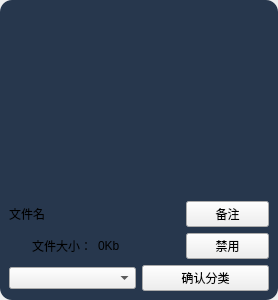
Before: the Qt Designer form comp/modcard.ui in xiaoan-1/l4d2-mod-manager, drawn with Qt 5.
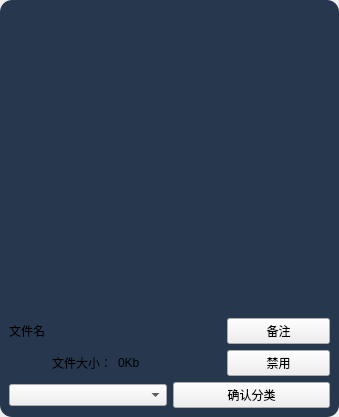
After: the same form once the commit is applied.

```diff
--- a/comp/modcard.ui
+++ b/comp/modcard.ui
@@ -6,8 +6,8 @@
    <rect>
     <x>0</x>
     <y>0</y>
-    <width>278</width>
-    <height>300</height>
+    <width>339</width>
+    <height>417</height>
    </rect>
   </property>
   <property name="sizePolicy">
@@ -18,8 +18,8 @@
   </property>
   <property name="maximumSize">
    <size>
-    <width>278</width>
-    <height>300</height>
+    <width>16777215</width>
+    <height>16777215</height>
    </size>
   </property>
   <property name="windowTitle">
@@ -48,8 +48,8 @@
     <widget class="QWidget" name="centralwidget" native="true">
      <property name="maximumSize">
       <size>
-       <width>300</width>
-       <height>500</height>
+       <width>16777215</width>
+       <height>16777215</height>
       </size>
      </property>
      <property name="styleSheet">
```
